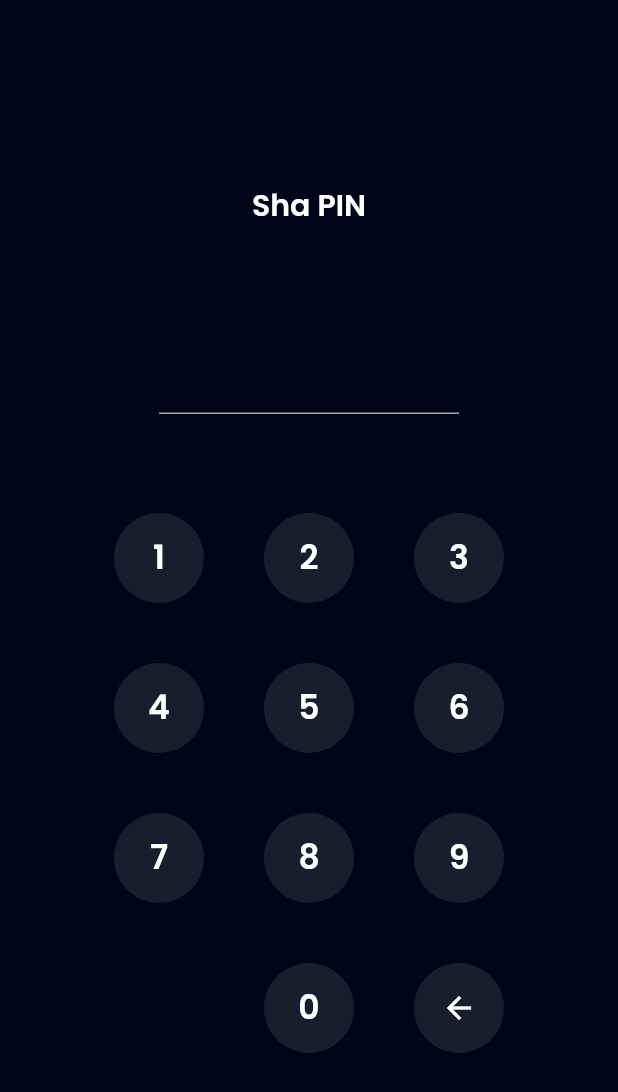
After one commit to irfanzidniofficial/flutter_bank_sha_e_money_apps, a Flutter app: the PinPage screen opened by its route, on a phone screen of 412 x 824 dp. The commit adds this screen. Shown: the top 1092 px of the screen. Run offline on Flutter 3.47's test engine with Material 2 defaults, Android fonts, the light colour scheme and no system bars; our stand-ins replace carousel_slider, google_fonts.

Commit message:
complete profile flow

```diff
--- a/lib/main.dart
+++ b/lib/main.dart
@@ -2,6 +2,10 @@ import 'package:flutter/material.dart';
 import 'package:flutter_bank_sha_e_money_apps/shared/theme.dart';
 import 'package:flutter_bank_sha_e_money_apps/ui/pages/home_page.dart';
 import 'package:flutter_bank_sha_e_money_apps/ui/pages/onboarding_page.dart';
+import 'package:flutter_bank_sha_e_money_apps/ui/pages/pin_page.dart';
+import 'package:flutter_bank_sha_e_money_apps/ui/pages/profile_edit_page.dart';
+import 'package:flutter_bank_sha_e_money_apps/ui/pages/profile_edit_pin_page.dart';
+import 'package:flutter_bank_sha_e_money_apps/ui/pages/profile_edit_success_page.dart';
 import 'package:flutter_bank_sha_e_money_apps/ui/pages/profile_page.dart';
 import 'package:flutter_bank_sha_e_money_apps/ui/pages/sign_in_page.dart';
 import 'package:flutter_bank_sha_e_money_apps/ui/pages/sign_up_page.dart';
@@ -44,6 +48,10 @@ class MyApp extends StatelessWidget {
         '/sign-up-success': (context) => const SignUpSuccessPage(),
         '/home': (context) => const HomePage(),
         '/profile': (context) => const ProfilePage(),
+        '/pin': (context) => const PinPage(),
+        '/profile-edit': (context) => const ProfileEditPage(),
+        '/profile-edit-pin': (context) => const ProfileEditPinPage(),
+        '/profile-edit-success': (context) => const ProfileEditSuccessPage(),
       },
     );
   }
--- /dev/null
+++ b/lib/ui/pages/pin_page.dart
@@ -0,0 +1,177 @@
+import 'package:flutter/material.dart';
+import 'package:flutter_bank_sha_e_money_apps/shared/theme.dart';
+import 'package:flutter_bank_sha_e_money_apps/ui/widgets/buttons.dart';
+
+class PinPage extends StatefulWidget {
+  const PinPage({super.key});
+
+  @override
+  State<PinPage> createState() => _PinPageState();
+}
+
+class _PinPageState extends State<PinPage> {
+  final TextEditingController pinController = TextEditingController(text: '');
+
+  addPin(String number) {
+    if (pinController.text.length < 6) {
+      setState(() {
+        pinController.text = pinController.text + number;
+      });
+    }
+    if (pinController.text == '123123') {
+      Navigator.pop(context, true);
+    }
+  }
+
+  deletePin() {
+    if (pinController.text.isNotEmpty) {
+      setState(
+        () {
+          pinController.text =
+              pinController.text.substring(0, pinController.text.length - 1);
+        },
+      );
+    }
+  }
+
+  @override
+  Widget build(BuildContext context) {
+    return Scaffold(
+      backgroundColor: darkBackgroundColor,
+      body: Center(
+        child: Padding(
+          padding: const EdgeInsets.symmetric(
+            horizontal: 58,
+          ),
+          child: Column(
+            mainAxisAlignment: MainAxisAlignment.center,
+            children: [
+              Text(
+                'Sha PIN',
+                style:
+                    whiteTextStyle.copyWith(fontSize: 20, fontWeight: semiBold),
+              ),
+              const SizedBox(
+                height: 50,
+              ),
+              SizedBox(
+                width: 200,
+                child: TextFormField(
+                  controller: pinController,
+                  obscureText: true,
+                  enabled: false,
+                  obscuringCharacter: '*',
+                  cursorColor: greyColor,
+                  style: whiteTextStyle.copyWith(
+                    fontSize: 36,
+                    fontWeight: medium,
+                    letterSpacing: 16,
+                  ),
+                  decoration: InputDecoration(
+                    disabledBorder: UnderlineInputBorder(
+                      borderSide: BorderSide(
+                        color: greyColor,
+                      ),
+                    ),
+                  ),
+                ),
+              ),
+              const SizedBox(
+                height: 66,
+              ),
+              Wrap(
+                spacing: 40,
+                runSpacing: 40,
+                children: [
+                  CustomInputButton(
+                    title: '1',
+                    onTap: () {
+                      addPin('1');
+                    },
+                  ),
+                  CustomInputButton(
+                    title: '2',
+                    onTap: () {
+                      addPin('2');
+                    },
+                  ),
+                  CustomInputButton(
+                    title: '3',
+                    onTap: () {
+                      addPin('3');
+                    },
+                  ),
+                  CustomInputButton(
+                    title: '4',
+                    onTap: () {
+                      addPin('4');
+                    },
+                  ),
+                  CustomInputButton(
+                    title: '5',
+                    onTap: () {
+                      addPin('5');
+                    },
+                  ),
+                  CustomInputButton(
+                    title: '6',
+                    onTap: () {
+                      addPin('6');
+                    },
+                  ),
+                  CustomInputButton(
+                    title: '7',
+                    onTap: () {
+                      addPin('7');
+                    },
+                  ),
+                  CustomInputButton(
+                    title: '8',
+                    onTap: () {
+                      addPin('8');
+                    },
+                  ),
+                  CustomInputButton(
+                    title: '9',
+                    onTap: () {
+                      addPin('9');
+                    },
+                  ),
+                  const SizedBox(
+                    width: 60,
+                    height: 60,
+                  ),
+                  CustomInputButton(
+                    title: '0',
+                    onTap: () {
+                      addPin('0');
+                    },
+                  ),
+                  GestureDetector(
+                    onTap: () {
+                      deletePin();
+                    },
+                    child: Container(
+                      width: 60,
+                      height: 60,
+                      decoration: BoxDecoration(
+                        shape: BoxShape.circle,
+                        color: numberBackgroundColor,
+                      ),
+                      child: Center(
+                        child: Icon(
+                          Icons.arrow_back,
+                          color: whiteColor,
+                        ),
+                      ),
+                    ),
+                  )
+                ],
+              )
+            ],
+          ),
+        ),
+      ),
+    );
+  }
+}
--- a/lib/ui/pages/profile_page.dart
+++ b/lib/ui/pages/profile_page.dart
@@ -77,12 +77,20 @@ class ProfilePage extends StatelessWidget {
                 ProfileMenuItem(
                   iconUrl: 'assets/ic_edit_profile.png',
                   title: 'Edit Profile',
-                  onTap: () {},
+                  onTap: () async {
+                    if (await Navigator.pushNamed(context, '/pin') == true) {
+                      Navigator.pushNamed(context, '/profile-edit');
+                    }
+                  },
                 ),
                 ProfileMenuItem(
                   iconUrl: 'assets/ic_pin.png',
                   title: 'My PIN',
-                  onTap: () {},
+                  onTap: () async {
+                    if (await Navigator.pushNamed(context, '/pin') == true) {
+                      Navigator.pushNamed(context, '/profile-edit-pin');
+                    }
+                  },
                 ),
                 ProfileMenuItem(
                   iconUrl: 'assets/ic_wallet.png',
--- a/lib/ui/widgets/buttons.dart
+++ b/lib/ui/widgets/buttons.dart
@@ -74,3 +74,37 @@ class CustomTextButton extends StatelessWidget {
     );
   }
 }
+
+class CustomInputButton extends StatelessWidget {
+  final String title;
+  final VoidCallback? onTap;
+  const CustomInputButton({
+    Key? key,
+    required this.title,
+    this.onTap,
+  }) : super(key: key);
+
+  @override
+  Widget build(BuildContext context) {
+    return GestureDetector(
+      onTap: onTap,
+      child: Container(
+        width: 60,
+        height: 60,
+        decoration: BoxDecoration(
+          shape: BoxShape.circle,
+          color: numberBackgroundColor,
+        ),
+        child: Center(
+          child: Text(
+            title,
+            style: whiteTextStyle.copyWith(
+              fontSize: 22,
+              fontWeight: semiBold,
+            ),
+          ),
+        ),
+      ),
+    );
+  }
+}
```
Also changed, not shown: lib/ui/pages/profile_edit_page.dart (added, +67 -0 lines), lib/ui/pages/profile_edit_pin_page.dart (added, +58 -0 lines), lib/ui/pages/profile_edit_success_page.dart (added, +45 -0 lines).
